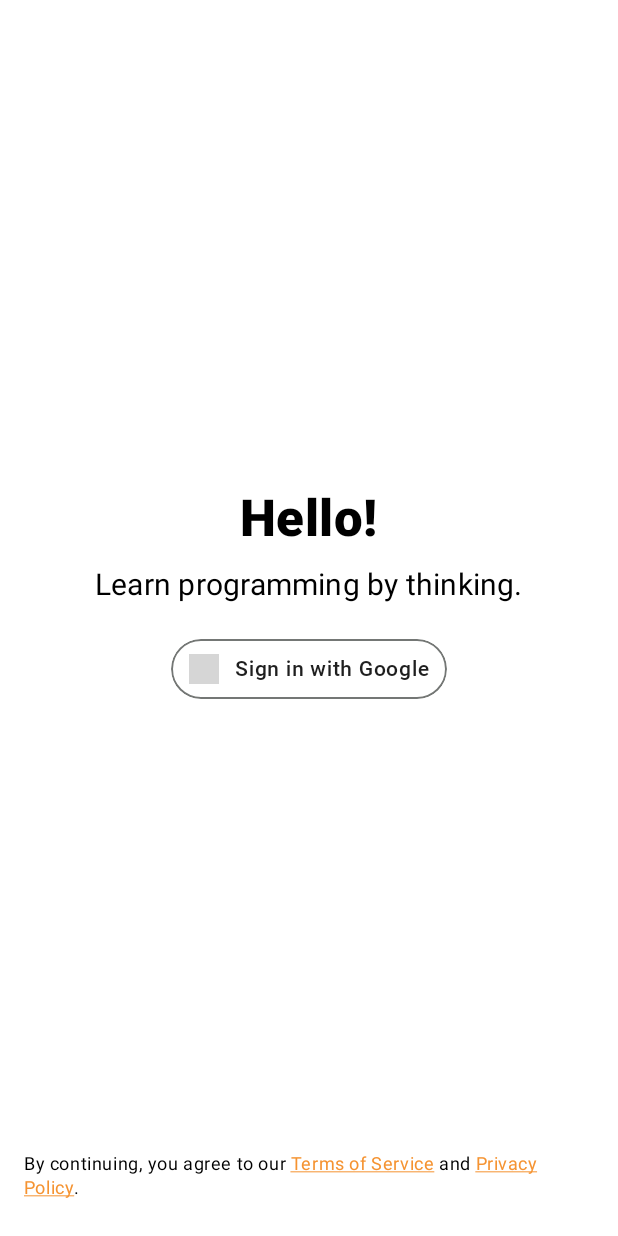
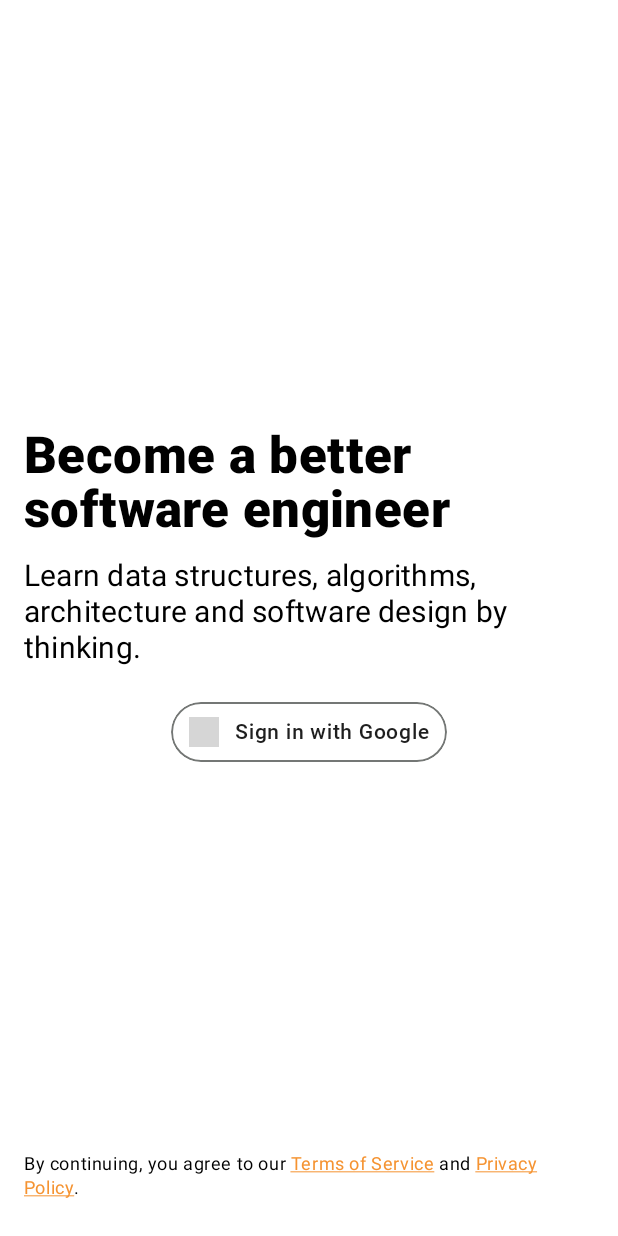
Before and after one commit to Ivy-Apps/learn, an Android app built with Jetpack Compose: the composable IntroContent shown on its own in the app's theme, on a phone screen of 412 x 824 dp. Run offline under Robolectric (Android 15) with nearby library versions, the light colour scheme and no system bars; our stand-ins replace Compose Multiplatform resources; libraries missing offline, so code that uses them is left out: io.github.alexzhirkevich.compottie; 13 statements that could not run were skipped; grey boxes are pictures that could not be loaded.

Commit message:
Update intro copy

```diff
--- a/composeApp/src/commonMain/kotlin/ui/screen/intro/composable/IntroContent.kt
+++ b/composeApp/src/commonMain/kotlin/ui/screen/intro/composable/IntroContent.kt
@@ -51,9 +51,11 @@
                 animationFile = "intro_lottie_anim.json",
                 repeat = true
             )
-            Headline(text = "Hello!")
+            Headline(text = "Become a better software engineer")
             Spacer(modifier = Modifier.height(12.dp))
-            Title(text = "Learn programming by thinking.")
+            Title(
+                text = "Learn data structures, algorithms, architecture and software design by thinking."
+            )
             Spacer(modifier = Modifier.height(24.dp))
             GoogleSignInButton(
                 onClick = {
```
